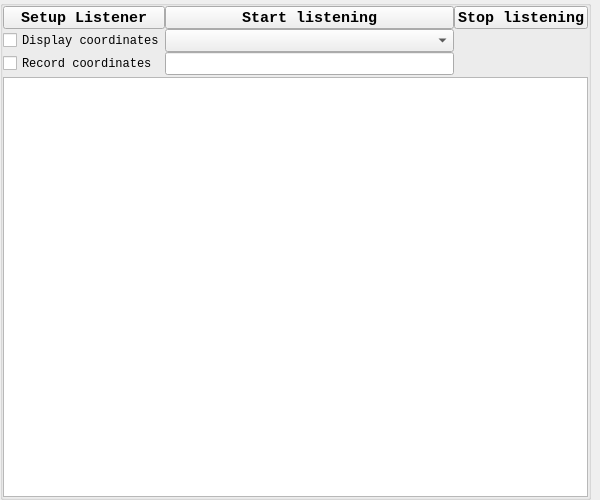
This is ui/window_listener.ui in wearablesLab14/human_cognition as Qt 5 draws it before an edit. The edited form follows.
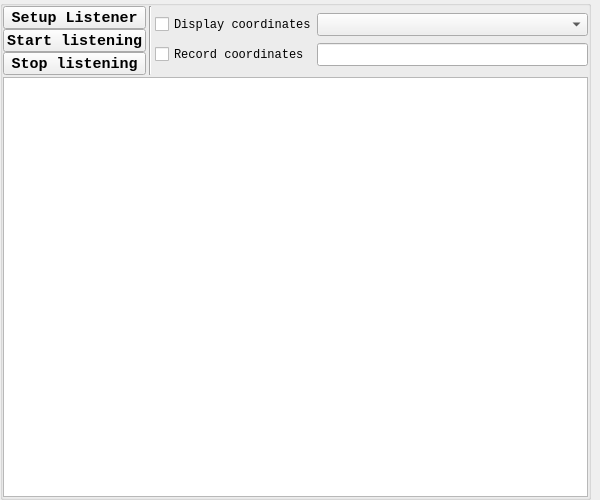
This is the edited form. Icons and pictures are not drawn.

Commit message: GUI changes / record & play commands TODO: kill rosbag processes and get output

The edit to the form file:
```diff
--- a/ui/window_listener.ui
+++ b/ui/window_listener.ui
@@ -100,7 +100,7 @@
        <property name="verticalSpacing">
         <number>2</number>
        </property>
-       <item row="1" column="2">
+       <item row="1" column="2" colspan="2">
         <widget class="QListView" name="listViewInfo">
          <property name="minimumSize">
           <size>
@@ -115,12 +115,17 @@
          </property>
         </widget>
        </item>
-       <item row="0" column="2">
+       <item row="0" column="3">
+        <layout class="QHBoxLayout" name="horizontalLayout">
+         <property name="rightMargin">
+          <number>0</number>
+         </property>
+         <item>
         <layout class="QGridLayout" name="gridLayoutAction">
          <property name="rightMargin">
-          <number>0</number>
-         </property>
-         <item row="0" column="1">
+            <number>3</number>
+           </property>
+           <item row="1" column="0">
           <widget class="QPushButton" name="pushButtonListenerStart">
            <property name="minimumSize">
             <size>
@@ -146,65 +151,7 @@
            </property>
           </widget>
          </item>
-         <item row="0" column="0">
-          <widget class="QPushButton" name="pushButtonListenerSetup">
-           <property name="minimumSize">
-            <size>
-             <width>0</width>
-             <height>23</height>
-            </size>
-           </property>
-           <property name="maximumSize">
-            <size>
-             <width>16777215</width>
-             <height>23</height>
-            </size>
-           </property>
-           <property name="font">
-            <font>
-             <family>Liberation Mono</family>
-             <weight>75</weight>
-             <bold>true</bold>
-            </font>
-           </property>
-           <property name="text">
-            <string>Setup Listener</string>
-           </property>
-          </widget>
-         </item>
-         <item row="1" column="1">
-          <widget class="QComboBox" name="comboBoxCoordinates">
-           <property name="minimumSize">
-            <size>
-             <width>0</width>
-             <height>23</height>
-            </size>
-           </property>
-           <property name="maximumSize">
-            <size>
-             <width>16777215</width>
-             <height>23</height>
-            </size>
-           </property>
-          </widget>
-         </item>
-         <item row="2" column="1">
-          <widget class="QLineEdit" name="lineEditFile">
-           <property name="minimumSize">
-            <size>
-             <width>0</width>
-             <height>23</height>
-            </size>
-           </property>
-           <property name="maximumSize">
-            <size>
-             <width>16777215</width>
-             <height>23</height>
-            </size>
-           </property>
-          </widget>
-         </item>
-         <item row="0" column="2">
+           <item row="2" column="0">
           <widget class="QPushButton" name="pushButtonListenerStop">
            <property name="minimumSize">
             <size>
@@ -230,8 +177,8 @@
            </property>
           </widget>
          </item>
-         <item row="1" column="0">
-          <widget class="QCheckBox" name="checkBoxDisplayCoordinates">
+           <item row="0" column="0">
+            <widget class="QPushButton" name="pushButtonListenerSetup">
            <property name="minimumSize">
             <size>
              <width>0</width>
@@ -246,15 +193,34 @@
            </property>
            <property name="font">
             <font>
-             <pointsize>9</pointsize>
+               <family>Liberation Mono</family>
+               <weight>75</weight>
+               <bold>true</bold>
             </font>
            </property>
            <property name="text">
-            <string>Display coordinates</string>
+              <string>Setup Listener</string>
            </property>
           </widget>
          </item>
-         <item row="2" column="0">
+          </layout>
+         </item>
+         <item>
+          <widget class="Line" name="line">
+           <property name="orientation">
+            <enum>Qt::Vertical</enum>
+           </property>
+          </widget>
+         </item>
+         <item>
+          <layout class="QGridLayout" name="gridLayoutSettings">
+           <property name="leftMargin">
+            <number>3</number>
+           </property>
+           <property name="rightMargin">
+            <number>0</number>
+           </property>
+           <item row="1" column="0">
           <widget class="QCheckBox" name="checkBoxRecordCoordinates">
            <property name="minimumSize">
             <size>
@@ -277,6 +243,64 @@
             <string>Record coordinates</string>
            </property>
           </widget>
+           </item>
+           <item row="0" column="0">
+            <widget class="QCheckBox" name="checkBoxDisplayCoordinates">
+             <property name="minimumSize">
+              <size>
+               <width>0</width>
+               <height>23</height>
+              </size>
+             </property>
+             <property name="maximumSize">
+              <size>
+               <width>16777215</width>
+               <height>23</height>
+              </size>
+             </property>
+             <property name="font">
+              <font>
+               <pointsize>9</pointsize>
+              </font>
+             </property>
+             <property name="text">
+              <string>Display coordinates</string>
+             </property>
+            </widget>
+           </item>
+           <item row="0" column="1">
+            <widget class="QComboBox" name="comboBoxCoordinates">
+             <property name="minimumSize">
+              <size>
+               <width>0</width>
+               <height>23</height>
+              </size>
+             </property>
+             <property name="maximumSize">
+              <size>
+               <width>16777215</width>
+               <height>23</height>
+              </size>
+             </property>
+            </widget>
+           </item>
+           <item row="1" column="1">
+            <widget class="QLineEdit" name="lineEditFile">
+             <property name="minimumSize">
+              <size>
+               <width>0</width>
+               <height>23</height>
+              </size>
+             </property>
+             <property name="maximumSize">
+              <size>
+               <width>16777215</width>
+               <height>23</height>
+              </size>
+             </property>
+            </widget>
+           </item>
+          </layout>
          </item>
         </layout>
        </item>
```
Lines whose indentation alone changed are shown as unchanged. The commit also changes 6 other files.
